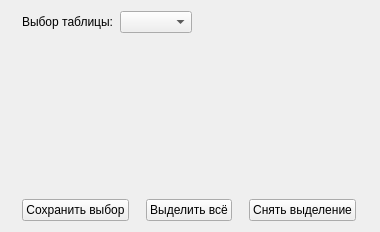
The window that formcolumns.ui (rroommaann/crispy-octo-potato) describes before a commit, drawn with Qt 5.
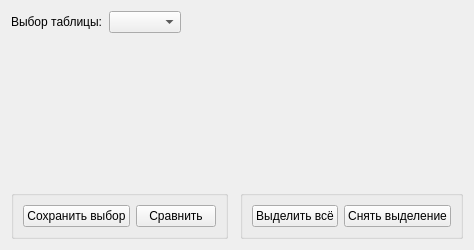
The same window after the commit.

What changed in the file:
```diff
--- a/formcolumns.ui
+++ b/formcolumns.ui
@@ -6,69 +6,17 @@
    <rect>
     <x>0</x>
     <y>0</y>
-    <width>380</width>
-    <height>232</height>
+    <width>447</width>
+    <height>250</height>
    </rect>
   </property>
   <property name="windowTitle">
    <string>Выбор колонок для сравнения</string>
   </property>
   <layout class="QGridLayout" name="gridLayout">
-   <item row="5" column="2">
-    <widget class="QPushButton" name="pushButton_3">
-     <property name="sizePolicy">
-      <sizepolicy hsizetype="Fixed" vsizetype="Fixed">
-       <horstretch>0</horstretch>
-       <verstretch>0</verstretch>
-      </sizepolicy>
-     </property>
-     <property name="text">
-      <string>Снять выделение</string>
-     </property>
-    </widget>
-   </item>
    <item row="3" column="0" colspan="3">
     <layout class="QGridLayout" name="gridLayoutOfStations"/>
    </item>
-   <item row="4" column="0" colspan="3">
-    <spacer name="verticalSpacer">
-     <property name="orientation">
-      <enum>Qt::Vertical</enum>
-     </property>
-     <property name="sizeHint" stdset="0">
-      <size>
-       <width>20</width>
-       <height>40</height>
-      </size>
-     </property>
-    </spacer>
-   </item>
-   <item row="5" column="0">
-    <widget class="QPushButton" name="pushButton">
-     <property name="sizePolicy">
-      <sizepolicy hsizetype="Fixed" vsizetype="Fixed">
-       <horstretch>0</horstretch>
-       <verstretch>0</verstretch>
-      </sizepolicy>
-     </property>
-     <property name="text">
-      <string>Сохранить выбор</string>
-     </property>
-    </widget>
-   </item>
-   <item row="5" column="1">
-    <widget class="QPushButton" name="pushButton_2">
-     <property name="sizePolicy">
-      <sizepolicy hsizetype="Fixed" vsizetype="Fixed">
-       <horstretch>0</horstretch>
-       <verstretch>0</verstretch>
-      </sizepolicy>
-     </property>
-     <property name="text">
-      <string>Выделить всё</string>
-     </property>
-    </widget>
-   </item>
    <item row="2" column="0" colspan="3">
     <layout class="QHBoxLayout" name="horizontalLayout">
      <item>
@@ -106,6 +54,83 @@
      </item>
     </layout>
    </item>
+   <item row="6" column="2">
+    <widget class="QGroupBox" name="groupBox">
+     <property name="title">
+      <string/>
+     </property>
+     <layout class="QGridLayout" name="gridLayout_2">
+      <item row="0" column="0">
+       <widget class="QPushButton" name="pushButton_2">
+        <property name="sizePolicy">
+         <sizepolicy hsizetype="Fixed" vsizetype="Fixed">
+          <horstretch>0</horstretch>
+          <verstretch>0</verstretch>
+         </sizepolicy>
+        </property>
+        <property name="text">
+         <string>Выделить всё</string>
+        </property>
+       </widget>
+      </item>
+      <item row="0" column="1">
+       <widget class="QPushButton" name="pushButton_3">
+        <property name="sizePolicy">
+         <sizepolicy hsizetype="Fixed" vsizetype="Fixed">
+          <horstretch>0</horstretch>
+          <verstretch>0</verstretch>
+         </sizepolicy>
+        </property>
+        <property name="text">
+         <string>Снять выделение</string>
+        </property>
+       </widget>
+      </item>
+     </layout>
+    </widget>
+   </item>
+   <item row="4" column="0" colspan="3">
+    <spacer name="verticalSpacer">
+     <property name="orientation">
+      <enum>Qt::Vertical</enum>
+     </property>
+     <property name="sizeHint" stdset="0">
+      <size>
+       <width>20</width>
+       <height>40</height>
+      </size>
+     </property>
+    </spacer>
+   </item>
+   <item row="6" column="0">
+    <widget class="QGroupBox" name="groupBox_2">
+     <property name="title">
+      <string/>
+     </property>
+     <layout class="QHBoxLayout" name="horizontalLayout_2">
+      <item>
+       <widget class="QPushButton" name="pushButton">
+        <property name="sizePolicy">
+         <sizepolicy hsizetype="Fixed" vsizetype="Fixed">
+          <horstretch>0</horstretch>
+          <verstretch>0</verstretch>
+         </sizepolicy>
+        </property>
+        <property name="text">
+         <string>Сохранить выбор</string>
+        </property>
+       </widget>
+      </item>
+      <item>
+       <widget class="QPushButton" name="pushButton_4">
+        <property name="text">
+         <string>Сравнить</string>
+        </property>
+       </widget>
+      </item>
+     </layout>
+    </widget>
+   </item>
   </layout>
  </widget>
  <resources/>
```
